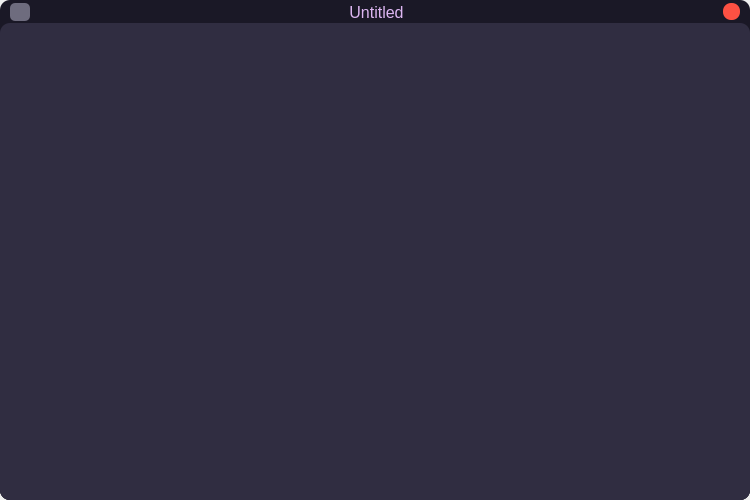
Old version of the form assets/MainWindow.ui in the repository harish3124/Texton.
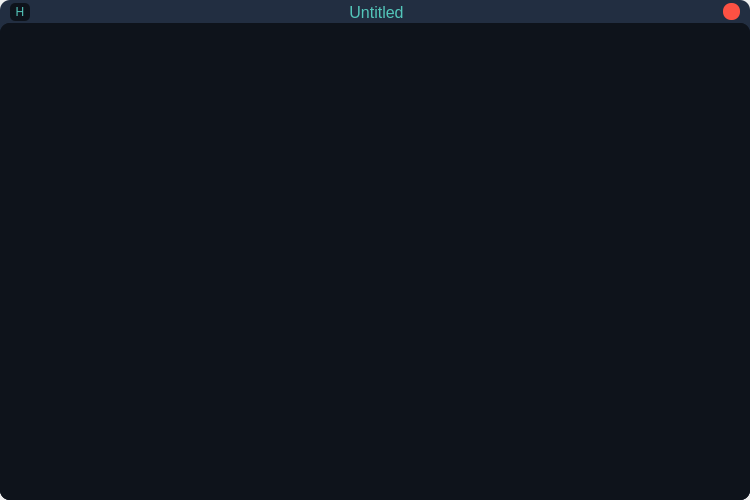
New version of the form.

```diff
--- a/assets/MainWindow.ui
+++ b/assets/MainWindow.ui
@@ -58,7 +58,7 @@
       </property>
       <property name="styleSheet">
        <string notr="true">border-radius: 10px;
-background-color: #1A1826;</string>
+background-color: rgb(34, 46, 65);</string>
       </property>
       <property name="frameShape">
        <enum>QFrame::NoFrame</enum>
@@ -120,24 +120,18 @@
               <height>20</height>
              </size>
             </property>
-            <property name="font">
-             <font>
-              <pointsize>11</pointsize>
-              <italic>true</italic>
-             </font>
-            </property>
             <property name="cursor">
              <cursorShape>PointingHandCursor</cursorShape>
             </property>
             <property name="styleSheet">
-             <string notr="true">color: rgb(213, 213, 213);
+             <string notr="true">color: #53c6ba;
 
-background-color: #6E6C7E;
+background-color: #0E131B;
 
 border-radius: 5;</string>
             </property>
             <property name="text">
-             <string/>
+             <string>H</string>
             </property>
            </widget>
           </item>
@@ -270,9 +264,7 @@
              </font>
             </property>
             <property name="styleSheet">
-             <string notr="true">color: #DDB6F2;
-
-</string>
+             <string notr="true">color: #53c6ba;</string>
             </property>
             <property name="text">
              <string>Untitled</string>
@@ -349,7 +341,7 @@
        <item>
         <widget class="QFrame" name="contents_frame">
          <property name="styleSheet">
-          <string notr="true">background-color: #1A1826;</string>
+          <string notr="true">background-color: #0E131B;</string>
          </property>
          <property name="frameShape">
           <enum>QFrame::StyledPanel</enum>
@@ -373,7 +365,7 @@
           <item>
            <widget class="QFrame" name="editor_frame">
             <property name="styleSheet">
-             <string notr="true">background-color: #302D41;</string>
+             <string notr="true">background-color: #0E131B;</string>
             </property>
             <property name="frameShape">
              <enum>QFrame::StyledPanel</enum>
@@ -402,9 +394,9 @@
                 </font>
                </property>
                <property name="styleSheet">
-                <string notr="true">color: #F28FAD;
+                <string notr="true">color: #e8c37d;
 
-background-color: #302D41;
+background-color: #0E131B;
 
 border: 1px solid rgba(0, 255, 255, 25);
 
@@ -412,6 +404,9 @@
 
 border: 0;</string>
                </property>
+               <property name="plainText">
+                <string/>
+               </property>
               </widget>
              </item>
              <item>
```
